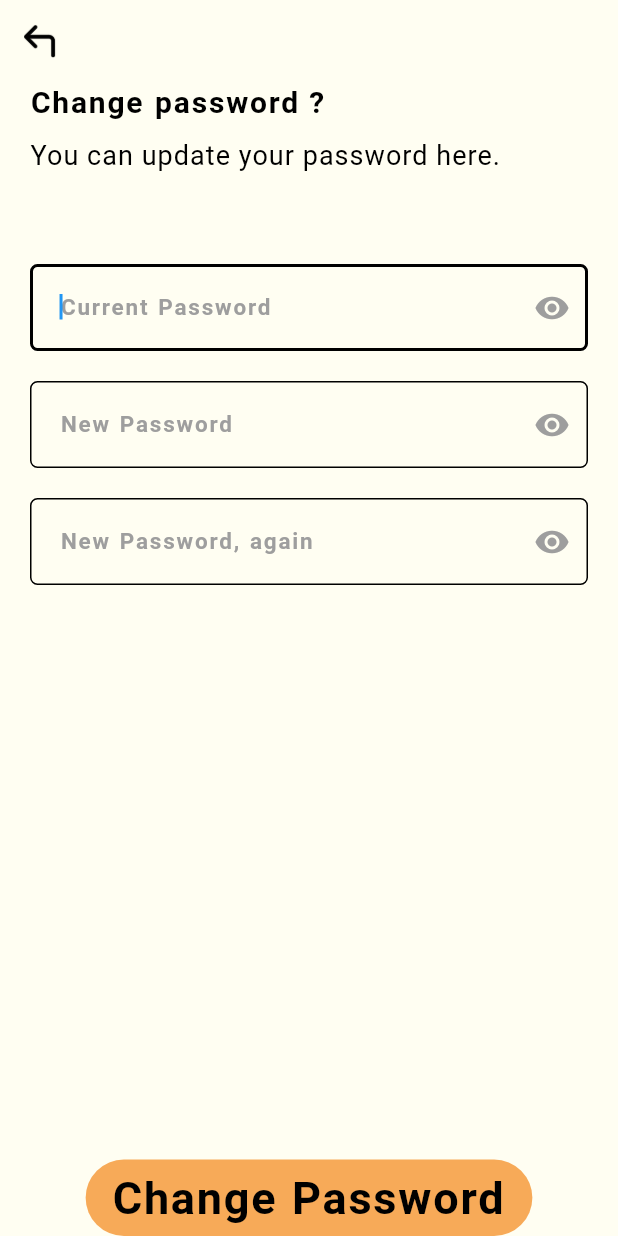
After one commit to sysall/blackanova, a Flutter app: the UpdatePassword screen opened directly, on a phone screen of 412 x 824 dp. The commit adds this screen. Run offline on Flutter 3.47's test engine with Material 2 defaults, Android fonts, the phone set to English and light mode, and no system bars; our stand-ins replace cloud_firestore, firebase_auth, firebase_core, flutter_svg_provider, font_awesome_flutter, google_fonts and 3 more; missing offline and left inert: onboarding; accounts and stored records are empty; network calls fail; Roboto replaces fonts that are missing (Alegreya).

```diff
--- a/lib/app_text_styles.dart
+++ b/lib/app_text_styles.dart
@@ -47,6 +47,15 @@ class BlackanovaStyles {
     color: Colors.black,
   ));
 
+  TextStyle alegreyaSubTitleForAlertDialog = GoogleFonts.alegreya(
+      textStyle: const TextStyle(
+        fontSize: 20.0,
+        wordSpacing: 1,
+        letterSpacing: 1.2,
+        fontWeight: FontWeight.bold,
+        color: Colors.blue,
+      ));
+
   TextStyle alegreyaTitle = GoogleFonts.alegreya(
       textStyle: const TextStyle(
     fontSize: 50.0,
--- a/lib/main.dart
+++ b/lib/main.dart
@@ -1,9 +1,13 @@
 import 'package:blackanova/all_imprts.dart';
 import 'package:blackanova/screens/onboarding_page.dart';
+import 'package:firebase_core/firebase_core.dart';
 import 'package:flutter/material.dart';
 import 'package:google_fonts/google_fonts.dart';
 
-void main() {
+Future<void> main() async {
+  WidgetsFlutterBinding.ensureInitialized();
+  await Firebase.initializeApp();
+
   runApp(const MyApp());
 }
 
--- a/lib/screens/register_page.dart
+++ b/lib/screens/register_page.dart
@@ -231,7 +231,8 @@ class _RegisterPageState extends State<RegisterPage> {
                                 if (e.code == 'weak-password') {
                                   print('The password provided is too weak.');
                                 } else if (e.code == 'email-already-in-use') {
-                                  print('The account already exists for that email.');
+                                  print(
+                                      'The account already exists for that email.');
                                 }
                               } catch (e) {
                                 print(e);
--- /dev/null
+++ b/lib/screens/update_password_page.dart
@@ -0,0 +1,168 @@
+import 'package:blackanova/all_imprts.dart';
+import 'package:blackanova/widgets/my_text_button.dart';
+import 'package:blackanova/widgets/my_text_field.dart';
+import 'package:flutter/material.dart';
+import 'package:flutter_svg_provider/flutter_svg_provider.dart';
+
+class UpdatePassword extends StatefulWidget {
+  const UpdatePassword({Key? key}) : super(key: key);
+  @override
+  State<UpdatePassword> createState() => _UpdatePasswordState();
+}
+
+class _UpdatePasswordState extends State<UpdatePassword> {
+  bool passwordVisibility = true;
+  final newPasswordController = TextEditingController();
+  final newPasswordController1 = TextEditingController();
+  final passwordController = TextEditingController();
+
+  @override
+  void dispose() {
+    newPasswordController.dispose();
+    newPasswordController1.dispose();
+    passwordController.dispose();
+    super.dispose();
+  }
+
+  @override
+  Widget build(BuildContext context) {
+    return Scaffold(
+      backgroundColor: AppColors.blackanova.background,
+      appBar: AppBar(
+        backgroundColor: AppColors.blackanova.background,
+        elevation: 0,
+        leading: IconButton(
+          onPressed: () {
+            Navigator.pop(context);
+          },
+          icon: const Image(
+            width: 24,
+            color: Colors.black,
+            image: Svg('assets/images/back_arrow.svg'),
+          ),
+        ),
+      ),
+      body: SafeArea(
+        child: CustomScrollView(
+          slivers: [
+            SliverFillRemaining(
+              hasScrollBody: false,
+              child: Padding(
+                padding: const EdgeInsets.symmetric(
+                  horizontal: 20,
+                ),
+                child: Column(
+                  children: [
+                    Flexible(
+                      child: Column(
+                        crossAxisAlignment: CrossAxisAlignment.start,
+                        children: [
+                           Text(
+                            "Change password ?",
+                             style: AppTextStyles.blackanova.alegreyaSubTitle,
+                          ),
+                          const SizedBox(
+                            height: 10,
+                          ),
+                           Text(
+                            "You can update your password here.",
+                             style: AppTextStyles.blackanova.alegreyaDescription,
+                          ),
+                          const SizedBox(
+                            height: 50,
+                          ),
+                          MyTextField(
+                            hintText: 'Current Password',
+                            isPassword: true,
+                            isPasswordVisible: passwordVisibility,
+                            inputType: TextInputType.text,
+                            myController: passwordController,
+                            onTap: () {
+                              setState(() {
+                                passwordVisibility = !passwordVisibility;
+                              });
+                            },
+                            validator: (value) {
+                              RegExp passwordValid =
+                              RegExp(AppRegex.authentication.password);
+                              if (value == null || value.isEmpty) {
+                                return 'Please enter password';
+                              } else if (value.length < 6) {
+                                return '6 characters or plus';
+                              } else if (!passwordValid.hasMatch(value)) {
+                                return 'Password should contain Capital, small letter & Number & Special';
+                              }
+                              return null;
+                            },
+                          ),
+                          MyTextField(
+                            hintText: 'New Password',
+                            isPassword: true,
+                            isPasswordVisible: passwordVisibility,
+                            inputType: TextInputType.text,
+                            myController: newPasswordController,
+                            onTap: () {
+                              setState(() {
+                                passwordVisibility = !passwordVisibility;
+                              });
+                            },
+                            validator: (value) {
+                              RegExp passwordValid =
+                              RegExp(AppRegex.authentication.password);
+                              if (value == null || value.isEmpty) {
+                                return 'Please enter password';
+                              } else if (value.length < 6) {
+                                return '6 characters or plus';
+                              } else if (!passwordValid.hasMatch(value)) {
+                                return 'Password should contain Capital, small letter & Number & Special';
+                              }
+                              return null;
+                            },
+                          ),
+                          MyTextField(
+                            hintText: 'New Password, again',
+                            isPassword: true,
+                            isPasswordVisible: passwordVisibility,
+                            inputType: TextInputType.text,
+                            myController: newPasswordController,
+                            onTap: () {
+                              setState(() {
+                                passwordVisibility = !passwordVisibility;
+                              });
+                            },
+                            validator: (value) {
+                              RegExp passwordValid =
+                              RegExp(AppRegex.authentication.password);
+                              if (value == null || value.isEmpty) {
+                                return 'Please enter password';
+                              } else if (value.length < 6) {
+                                return '6 characters or plus';
+                              } else if (!passwordValid.hasMatch(value)) {
+                                return 'Password should contain Capital, small letter & Number & Special';
+                              }
+                              return null;
+                            },
+                          )
+                        ],
+                      ),
+                    ),
+
+                    const SizedBox(
+                      height: 20,
+                    ),
+
+                    MyTextButton(
+                      backgroundColor: AppColors.blackanova.blackanovaOrange,
+                      buttonName: 'Change Password',
+                      onTap: () {},
+                    ),
+                  ],
+                ),
+              ),
+            ),
+          ],
+        ),
+      ),
+    );
+  }
+}
```
Also changed, not shown: lib/screens/home_page.dart (added, +17 -0 lines), lib/screens/phone_page.dart (added, +158 -0 lines), lib/services/authentication.dart (added, +119 -0 lines), 1 other file.
